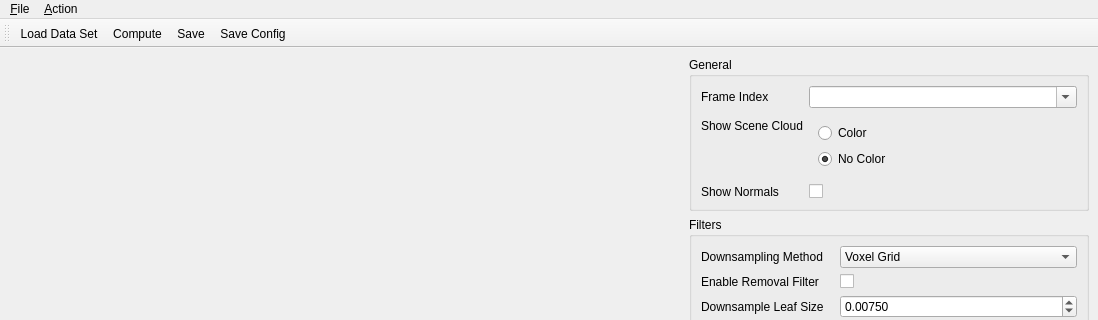
oneminute/RecFLS, file src/ui/ToolWindowBoundaryExtractor.ui: the form before one commit; both pictures show x 0 to 1098 and y 0 to 320 of the 1098 by 1023 pixel window.
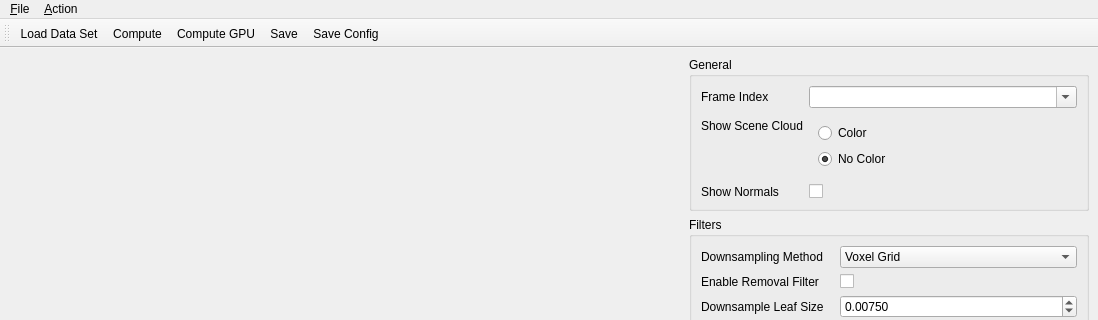
The form after the commit.

```diff
--- a/src/ui/ToolWindowBoundaryExtractor.ui
+++ b/src/ui/ToolWindowBoundaryExtractor.ui
@@ -7,7 +7,7 @@
     <x>0</x>
     <y>0</y>
     <width>1098</width>
-    <height>829</height>
+    <height>919</height>
    </rect>
   </property>
   <property name="windowTitle">
@@ -643,6 +643,7 @@
    </attribute>
    <addaction name="actionLoad_Data_Set"/>
    <addaction name="actionCompute"/>
+   <addaction name="actionCompute_GPU"/>
    <addaction name="actionSave"/>
    <addaction name="actionSave_Config"/>
   </widget>
@@ -666,6 +667,11 @@
     <string>Save Config</string>
    </property>
   </action>
+  <action name="actionCompute_GPU">
+   <property name="text">
+    <string>Compute GPU</string>
+   </property>
+  </action>
  </widget>
  <resources/>
  <connections/>
```
